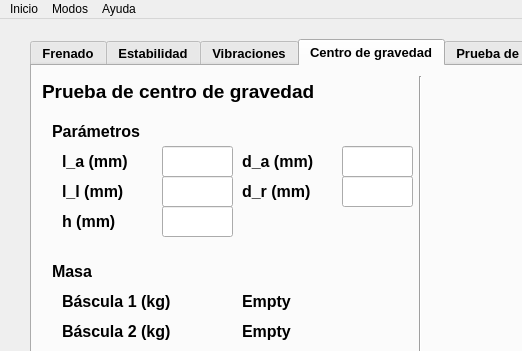
Qt form interfaz_app_v2.ui (luisgl90/PVE-Python) before a commit; both pictures show x 0 to 522 and y 0 to 351 of the 831 by 581 pixel window.
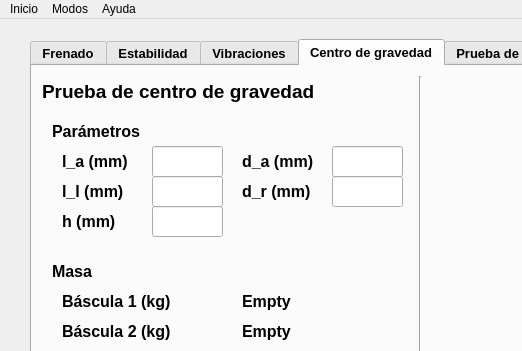
The same form after that commit. The open tabs and pages were chosen to show the change. Icons and pictures are not drawn. Custom widgets are drawn as their Qt base class.

Commit message: Info UI & Update prueba frontend

```diff
--- a/interfaz_app_v2.ui
+++ b/interfaz_app_v2.ui
@@ -1703,7 +1703,7 @@
         <widget class="QLineEdit" name="edit_cog_la">
          <property name="geometry">
           <rect>
-           <x>130</x>
+           <x>120</x>
            <y>80</y>
            <width>71</width>
            <height>31</height>
@@ -1719,7 +1719,7 @@
         <widget class="QLineEdit" name="edit_cog_ll">
          <property name="geometry">
           <rect>
-           <x>130</x>
+           <x>120</x>
            <y>110</y>
            <width>71</width>
            <height>31</height>
@@ -1735,7 +1735,7 @@
         <widget class="QLineEdit" name="edit_cog_h">
          <property name="geometry">
           <rect>
-           <x>130</x>
+           <x>120</x>
            <y>140</y>
            <width>71</width>
            <height>31</height>
@@ -1751,7 +1751,7 @@
         <widget class="QLineEdit" name="edit_cog_da">
          <property name="geometry">
           <rect>
-           <x>310</x>
+           <x>300</x>
            <y>80</y>
            <width>71</width>
            <height>31</height>
@@ -1767,7 +1767,7 @@
         <widget class="QLineEdit" name="edit_cog_dr">
          <property name="geometry">
           <rect>
-           <x>310</x>
+           <x>300</x>
            <y>110</y>
            <width>71</width>
            <height>31</height>
```
The commit also changes 7 other files.
